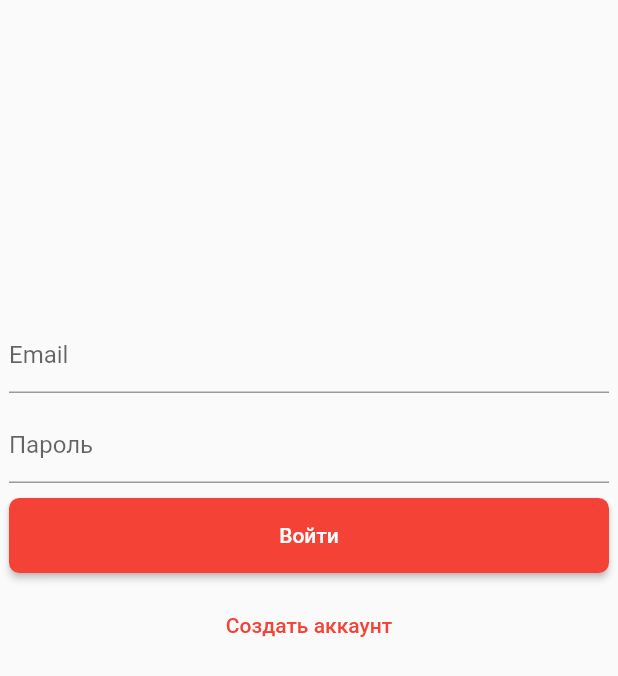
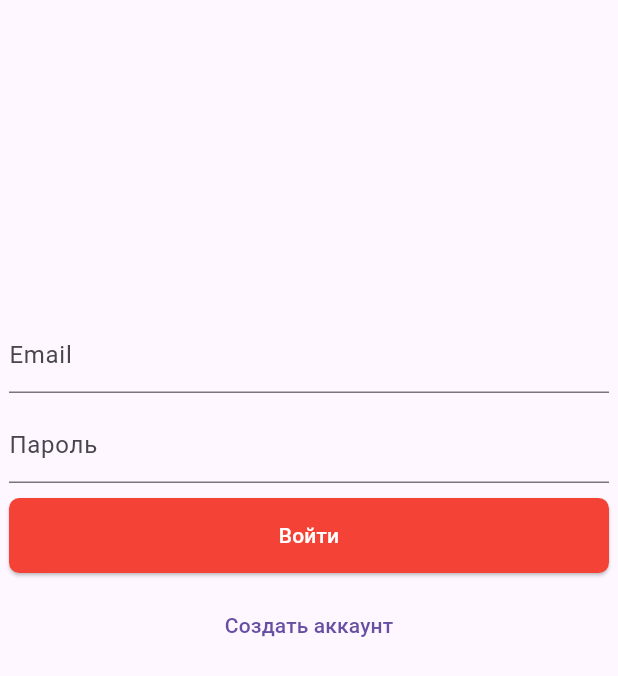
Before and after one commit to chashkovdaniil/postgresFlutter, a Flutter app: the screen it shows after launch, after a tap on "Войти", on a phone screen of 412 x 824 dp. Shown: the top 676 px of the screen. Run offline on Flutter 3.47's test engine with Material 2 defaults, Android fonts, the phone set to English and light mode, and no system bars; our stand-ins replace file_picker, flutter_hooks, flutter_riverpod, freezed_annotation, hooks_riverpod, riverpod; missing offline and left inert: postgres.

Commit message:
Пофиксил

```diff
--- a/lib/core/services/postgres_service.dart
+++ b/lib/core/services/postgres_service.dart
@@ -5,8 +5,8 @@ class PostgresService {
     '127.0.0.1',
     5432,
     'dart',
-    username: 'dart',
-    password: 'dart',
+    username: 'user',
+    password: 'user',
     timeZone: DateTime.now().timeZoneName,
   );
   void init() async {
--- a/lib/main.dart
+++ b/lib/main.dart
@@ -23,6 +23,7 @@ class MyApp extends HookConsumerWidget {
       title: 'Flutter Demo',
       debugShowCheckedModeBanner: false,
       theme: ThemeData(
+        useMaterial3: true,
         elevatedButtonTheme: ElevatedButtonThemeData(
           style: ButtonStyle(
             padding: MaterialStateProperty.all(
@@ -43,6 +44,7 @@ class MyApp extends HookConsumerWidget {
 
               return Colors.red;
             }),
+            foregroundColor: MaterialStateProperty.all(Colors.white),
           ),
         ),
         dialogTheme: DialogTheme(
--- a/lib/modules/users/presentation/login_page.dart
+++ b/lib/modules/users/presentation/login_page.dart
@@ -1,3 +1,5 @@
+import 'dart:convert';
+
 import 'package:flutter/material.dart';
 import 'package:flutter_hooks/flutter_hooks.dart';
 import 'package:hooks_riverpod/hooks_riverpod.dart';
@@ -72,9 +74,18 @@ class LoginPage extends HookConsumerWidget {
                         MainPage.route,
                       );
                     } catch (err) {
+                      print(err);
                       ScaffoldMessenger.of(context).showSnackBar(
                         SnackBar(
-                          content: Text(err.toString()),
+                          content: Text(
+                            utf8
+                                .decode(
+                                  latin1.encode(
+                                    err.toString(),
+                                  ),
+                                )
+                                .toString(),
+                          ),
                         ),
                       );
                     }
```
Also changed, not shown: lib/modules/tasks/presentation/dialog_task.dart (+7 -2 lines).
